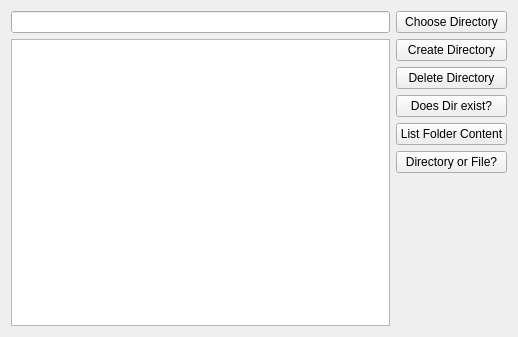
Before: the Qt Designer form widget.ui in NikNator10/QT-Testing, drawn with Qt 5.
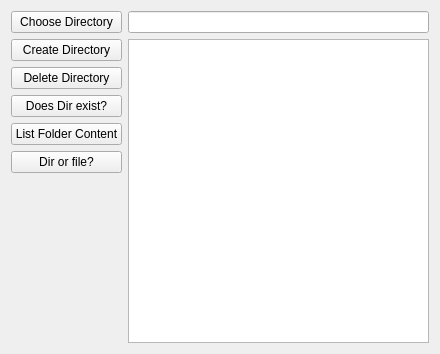
After: the same form once the commit is applied.

Commit message: Wiederholung: QDir: Verzeichnisse löschen, Verzeichnisse auswählen / erstellen, Zwischen Dateien und Verzeichnissen unterscheiden, Inhalte eines Ordners auflisten, QMessageBox; Genutzt: QApplication, QWidget, QFileDialog, QMessageBox, QDir, QFileInfo, Qt Designer

Diff of the .ui file:
```diff
--- a/widget.ui
+++ b/widget.ui
@@ -6,24 +6,14 @@
    <rect>
     <x>0</x>
     <y>0</y>
-    <width>518</width>
-    <height>337</height>
+    <width>440</width>
+    <height>354</height>
    </rect>
   </property>
   <property name="windowTitle">
    <string>Form</string>
   </property>
-  <layout class="QHBoxLayout" name="horizontalLayout">
-   <item>
-    <layout class="QVBoxLayout" name="verticalLayout">
-     <item>
-      <widget class="QLineEdit" name="line_edit"/>
-     </item>
-     <item>
-      <widget class="QListWidget" name="list_widget"/>
-     </item>
-    </layout>
-   </item>
+  <layout class="QHBoxLayout" name="horizontalLayout_2">
    <item>
     <layout class="QVBoxLayout" name="verticalLayout_2">
      <item>
@@ -64,7 +54,7 @@
      <item>
       <widget class="QPushButton" name="dir_file_button">
        <property name="text">
-        <string>Directory or File?</string>
+        <string>Dir or file?</string>
        </property>
       </widget>
      </item>
@@ -83,6 +73,20 @@
      </item>
     </layout>
    </item>
+   <item>
+    <layout class="QVBoxLayout" name="verticalLayout">
+     <item>
+      <layout class="QHBoxLayout" name="horizontalLayout">
+       <item>
+        <widget class="QLineEdit" name="line_edit"/>
+       </item>
+      </layout>
+     </item>
+     <item>
+      <widget class="QListWidget" name="list_widget"/>
+     </item>
+    </layout>
+   </item>
   </layout>
  </widget>
  <resources/>
```
Left out of the diff: 2 changed lines with no effect on the pictures. The commit also changes 2 other files.
